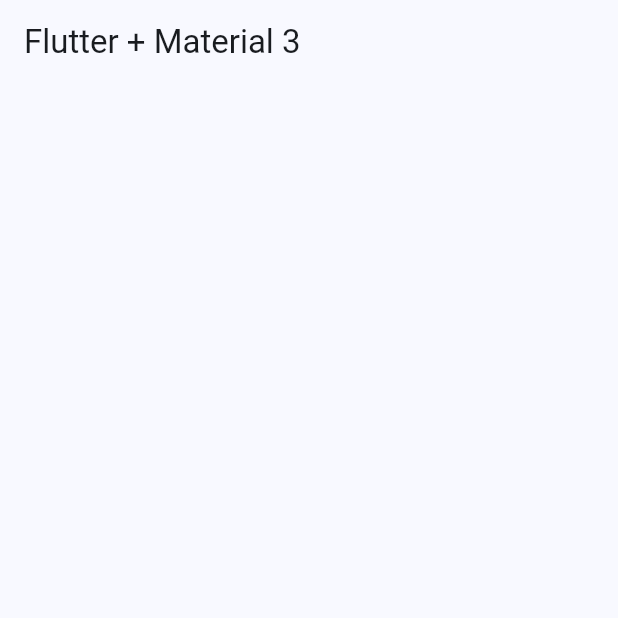
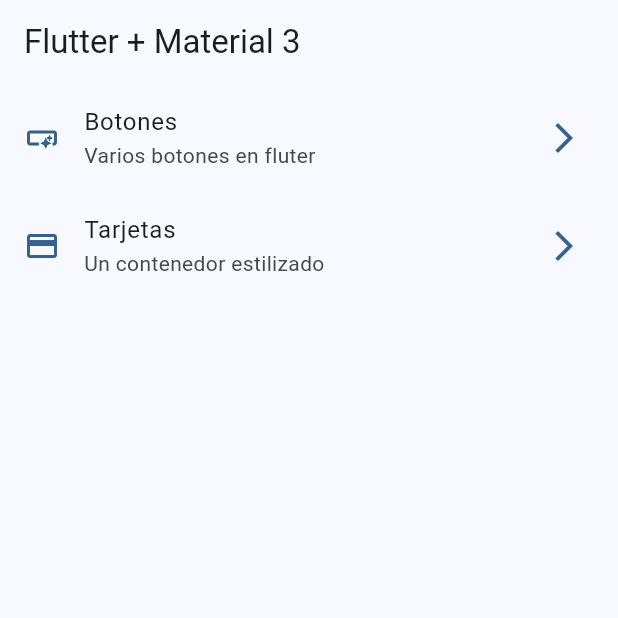
Before and after one commit to Adrian-Garcia-Cuya/widgets_app, a Flutter app: the screen it shows after launch, on a phone screen of 412 x 824 dp, the top half of it. Run offline on Flutter 3.47's test engine with Material 3 defaults, Android fonts, the phone set to English and light mode, and no system bars.

Commit message:
Rutas básicas configuradas

```diff
--- a/lib/config/menu/menu_items.dart
+++ b/lib/config/menu/menu_items.dart
@@ -26,7 +26,7 @@ const appMenuItems = <MenuItem> [
   MenuItem(
     title: 'Tarjetas',
     subTitle: 'Un contenedor estilizado',
-    link: '/card',
+    link: '/cards',
     icon: Icons.credit_card
   )
 ];
--- a/lib/config/theme/app_theme.dart
+++ b/lib/config/theme/app_theme.dart
@@ -16,11 +16,18 @@ class AppTheme {
          assert( selectedColor < colorList.length,
          'Selected color must be less or equal than ${ colorList.length - 1 }' );
 
-    ThemeData getTheme() => ThemeData(
-      //todo: buscar que es esta propiedad
-      colorSchemeSeed: colorList[ selectedColor ],
-      appBarTheme: const AppBarTheme(
-        centerTitle: false
-      )
-    );
+    ThemeData getTheme() {
+
+      final colorScheme = ColorScheme.fromSeed(seedColor: colorList[selectedColor]);
+
+      return ThemeData(
+        colorScheme: colorScheme,
+        listTileTheme: ListTileThemeData(
+          iconColor: colorScheme.primary
+        ),
+        appBarTheme: const AppBarTheme(
+          centerTitle: false
+        )
+      );
+    }
 }
--- a/lib/main.dart
+++ b/lib/main.dart
@@ -1,5 +1,7 @@
 import 'package:flutter/material.dart';
 import 'package:widgets_app_4/config/theme/app_theme.dart';
+import 'package:widgets_app_4/presentation/screens/buttons/buttons_screen.dart';
+import 'package:widgets_app_4/presentation/screens/cards/cards_screen.dart';
 import 'package:widgets_app_4/presentation/screens/home/home_screen.dart';
 
 void main() {
@@ -14,7 +16,11 @@ class MainApp extends StatelessWidget {
     return MaterialApp(
       debugShowCheckedModeBanner: false,
       theme: AppTheme(selectedColor: 0).getTheme(),
-      home: const HomeScreen()
+      home: const HomeScreen(),
+      routes: {
+        '/buttons': (context) => const ButtonsScreen(),
+        '/cards': (context) => const CardsScreen(),
+      },
     );
   }
 }
--- a/lib/presentation/screens/home/home_screen.dart
+++ b/lib/presentation/screens/home/home_screen.dart
@@ -1,4 +1,6 @@
 import 'package:flutter/material.dart';
+import 'package:widgets_app_4/config/menu/menu_items.dart';
+import 'package:widgets_app_4/presentation/screens/buttons/buttons_screen.dart';
 
 class HomeScreen extends StatelessWidget {
   const HomeScreen({super.key});
@@ -9,6 +11,52 @@ class HomeScreen extends StatelessWidget {
       appBar: AppBar(
         title: const Text('Flutter + Material 3'),
       ),
+      body: const _HomeView(),
     );
   }
 }
+
+class _HomeView extends StatelessWidget {
+
+  const _HomeView();
+
+  @override
+  Widget build(BuildContext context) {
+
+    return ListView.builder(
+      itemCount: appMenuItems.length,
+      itemBuilder: (BuildContext context, int index) {
+        final menuItem = appMenuItems[index];
+        return _CustomListTile(menuItem: menuItem);
+      }
+    );
+  }
+}
+
+class _CustomListTile extends StatelessWidget {
+
+  final MenuItem menuItem;
+
+  const _CustomListTile({
+    required this.menuItem,
+  });
+
+  @override
+  Widget build(BuildContext context) {
+
+    return ListTile(
+      leading: Icon( menuItem.icon ),
+      trailing: const Icon( Icons.arrow_forward_ios_outlined),
+      title: Text( menuItem.title ),
+      subtitle: Text( menuItem.subTitle ),
+      onTap: () {
+        // Navigator.of(context).push(
+        //   MaterialPageRoute(
+        //     builder: (context) => const ButtonsScreen(),
+        //   ),
+        // );
+        Navigator.pushNamed(context, menuItem.link);
+      },
+    );
+  }
+}
```
Also changed, not shown: lib/presentation/screens/buttons/buttons_screen.dart (added, +15 -0 lines), lib/presentation/screens/cards/cards_screen.dart (added, +15 -0 lines).
